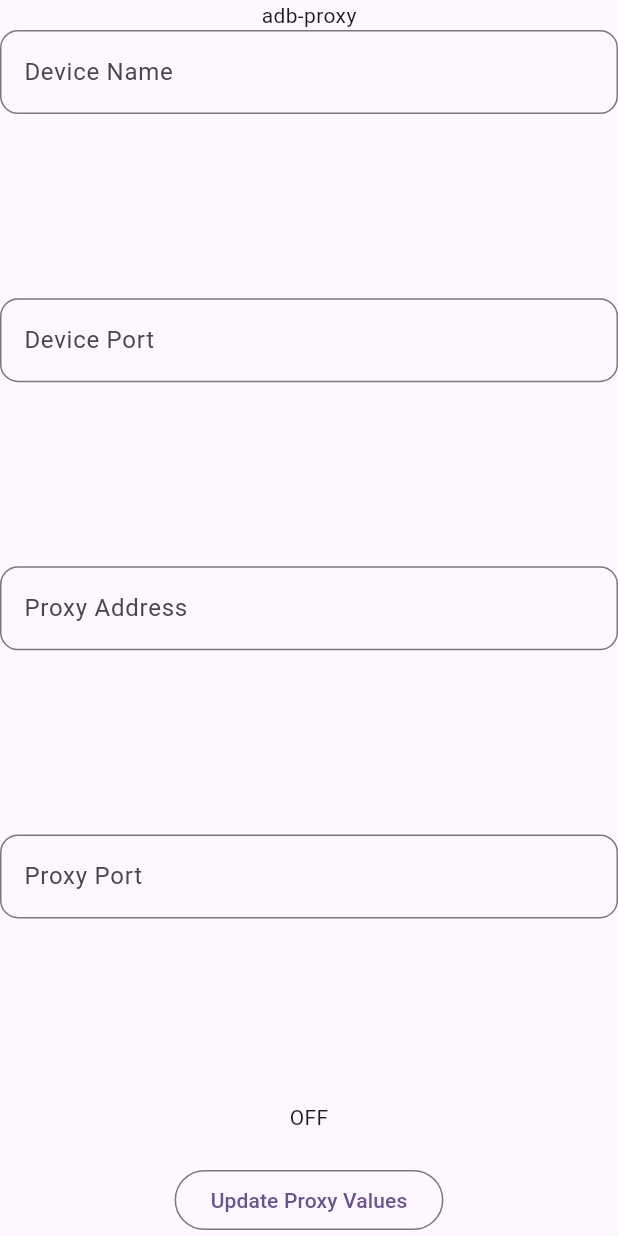
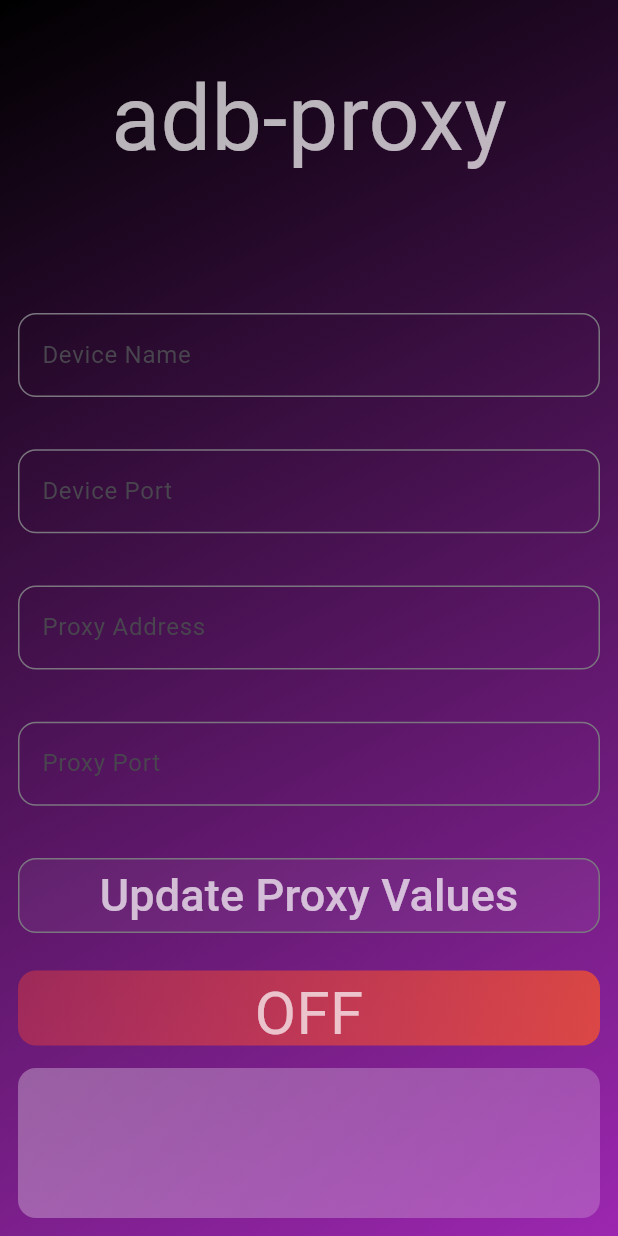
Before and after one commit to Megakuul/adb-proxy, a Flutter app: the screen it shows after launch, on a phone screen of 412 x 824 dp. Run offline on Flutter 3.47's test engine with Material 3 defaults, Android fonts, the phone set to English and light mode, and no system bars; our stand-ins replace google_fonts; missing offline and left inert: flutter_background_service; Roboto replaces fonts that are missing (Ubuntu).

Commit message:
feat: refactor proxy discover code + implement good looking ui

```diff
--- a/client/lib/connector.dart
+++ b/client/lib/connector.dart
@@ -17,12 +17,11 @@ void ConnectProxy(ServiceInstance service) async {
   int localPort = 0;
 
   service.on("updateRequest").listen((data) async {
-    print("I got pressed from isolate 2");
     if (data != null) {
       state = data["state"] ?? false;
       deviceName = data["device_name"] ?? "undefined";
-      localPort = int.tryParse(data["local_port"]) ?? 0;
-      proxyPort = int.tryParse(data["proxy_port"]) ?? 0;
+      localPort = int.tryParse(data["local_port"]) ?? 5555;
+      proxyPort = int.tryParse(data["proxy_port"]) ?? 6775;
       proxyAddr = data["proxy_addr"] ?? "";
     }
     await ProxySocket?.close();
@@ -31,7 +30,7 @@ void ConnectProxy(ServiceInstance service) async {
     LocalSocket?.destroy();
     if (state) {
       try {
-        ProxySocket = await Socket.connect("10.1.10.180", 6775);
+        ProxySocket = await Socket.connect(proxyAddr, proxyPort);
         LocalSocket = await Socket.connect("10.1.10.214", 5555);
         await startProxyConnection(ProxySocket!, LocalSocket!, service, deviceName);
         service.invoke("updateResponse", {
--- a/client/lib/main.dart
+++ b/client/lib/main.dart
@@ -1,5 +1,6 @@
 import 'package:flutter/material.dart';
 import 'package:flutter_background_service/flutter_background_service.dart';
+import 'package:google_fonts/google_fonts.dart';
 
 import 'connector.dart';
 
@@ -65,12 +66,30 @@ class _ProxyClientState extends State<ProxyClient> {
         colorScheme: ColorScheme.fromSeed(seedColor: Colors.deepPurple),
         useMaterial3: true,
       ),
-      home: Scaffold(
-        body: Column(
+      home: Container(
+        decoration: const BoxDecoration(
+          gradient: LinearGradient(
+            colors: [Colors.black, Colors.purple],
+            begin: Alignment.topLeft,
+            end: Alignment.bottomRight,
+          )
+        ),
+        child: Scaffold(
+          backgroundColor: Colors.transparent,
+          body: Padding(
+            padding: const EdgeInsets.all(12),
+            child: Column(
               crossAxisAlignment: CrossAxisAlignment.center,
               mainAxisAlignment: MainAxisAlignment.center,
               children: [
-            const Text("adb-proxy"),
+                const SizedBox(height: 25),
+                Expanded(
+                  flex: 2,
+                  child: Text(
+                    "adb-proxy",
+                    style: GoogleFonts.ubuntu(fontSize: 60, color: Colors.white70)
+                  ),
+                ),
                 Expanded(
                   child: TextField(
                     decoration: const InputDecoration(
@@ -82,6 +101,7 @@ class _ProxyClientState extends State<ProxyClient> {
                     controller: deviceNameController,
                   ),
                 ),
+                const SizedBox(height: 5),
                 Expanded(
                   child: TextField(
                     decoration: const InputDecoration(
@@ -93,6 +113,7 @@ class _ProxyClientState extends State<ProxyClient> {
                     controller: devicePortController,
                   ),
                 ),
+                const SizedBox(height: 5),
                 Expanded(
                   child: TextField(
                     decoration: const InputDecoration(
@@ -104,6 +125,7 @@ class _ProxyClientState extends State<ProxyClient> {
                     controller: proxyAddrController,
                   ),
                 ),
+                const SizedBox(height: 5),
                 Expanded(
                   child: TextField(
                     decoration: const InputDecoration(
@@ -115,11 +137,18 @@ class _ProxyClientState extends State<ProxyClient> {
                     controller: proxyPortController,
                   ),
                 ),
-            Text(connectionState ? "ON" : "OFF"),
-            Text(errorMessage),
-            OutlinedButton(
+                const SizedBox(height: 5),
+                SizedBox(
+                  width: double.infinity,
+                  height: 50,
+                  child: OutlinedButton(
+                    style: OutlinedButton.styleFrom(
+                      backgroundColor: Colors.white24.withOpacity(0.05),
+                      shape: RoundedRectangleBorder(
+                          borderRadius: BorderRadius.circular(12)
+                      ),
+                    ),
                     onPressed: () {
-                print("I pressed from isolate 1");
                       widget.service.invoke("updateRequest", {
                         "state":  true,
                         "device_name": deviceNameController.text,
@@ -128,11 +157,59 @@ class _ProxyClientState extends State<ProxyClient> {
                         "proxy_port": proxyPortController.text,
                       });
                     },
-              child: const Text("Update Proxy Values")
+                    child: Text("Update Proxy Values", style: GoogleFonts.ubuntu(color: Colors.white70, fontSize: 30))
+                  ),
+                ),
+                const SizedBox(height: 25),
+                Container(
+                  height: 50,
+                  width: double.infinity,
+                  alignment: Alignment.center,
+                  decoration: BoxDecoration(
+                    borderRadius: BorderRadius.circular(12),
+                    gradient: LinearGradient(
+                      begin: Alignment.topLeft,
+                      end: Alignment.bottomRight,
+                      colors: connectionState ? [
+                        Colors.green.withOpacity(0.4),
+                        Colors.lightGreen.withOpacity(0.7)
+                      ] : [
+                        Colors.red.withOpacity(0.4),
+                        Colors.deepOrange.withOpacity(0.7)
+                      ]
+                    ),
+                  ),
+                  child: Text(connectionState ? "ON" : "OFF", style: GoogleFonts.ubuntu(color: Colors.white70, fontSize: 40)),
+                ),
+                const SizedBox(height: 15),
+                SingleChildScrollView(
+                  child: Container(
+                    padding: const EdgeInsets.all(5),
+                    alignment: AlignmentDirectional.bottomStart,
+                    width: double.infinity,
+                    height: 100,
+                    decoration: BoxDecoration(
+                      borderRadius: BorderRadius.circular(12),
+                      gradient: LinearGradient(
+                        begin: Alignment.topLeft,
+                        end: Alignment.bottomRight,
+                        colors: [
+                          Colors.white54.withOpacity(0.3),
+                          Colors.white60.withOpacity(0.2)
+                        ]
+                      )
+                    ),
+                    child: Text(
+                      errorMessage,
+                      style: GoogleFonts.ubuntu(color: Colors.red, fontSize: 15)
+                    ),
+                  ),
                 ),
               ],
+            ),
           )
         ),
+      )
     );
   }
 }
```
Also changed, not shown: client/pubspec.yaml (+2 -31 lines), client/pubspec.lock, 1 other file. Lines whose indentation alone changed are shown as unchanged.
